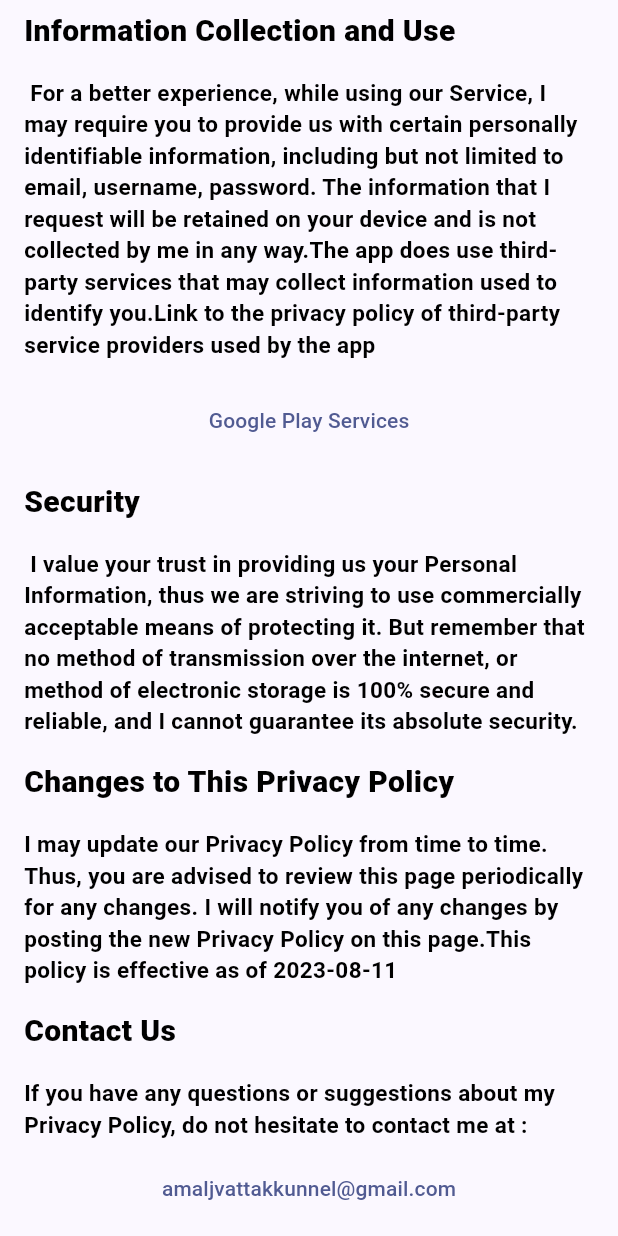
After one commit to amaljosev/habit_app, a Flutter app: the ScreenPrivacy screen opened directly, scrolled down 397 dp, after a tap on "amaljvattakkunnel@gmail.com", on a phone screen of 412 x 824 dp. The commit adds this screen. Run offline on Flutter 3.47's test engine with Material 2 defaults, Android fonts, the phone set to English and light mode, and no system bars; our stand-ins replace circular_countdown_timer, curved_navigation_bar, email_validator, fl_chart, flutter_rating_bar, flutter_svg and 11 more; missing offline and left inert: selector_wheel; accounts and stored records are empty.

Commit message:
privacy and terms completed

```diff
--- /dev/null
+++ b/lib/screens/bottom_navigation.dart/help/screenprivacypolicy.dart
@@ -0,0 +1,189 @@
+import 'package:flutter/material.dart';
+import 'package:google_fonts/google_fonts.dart';
+
+
+class ScreenPrivacy extends StatelessWidget {
+  const ScreenPrivacy({super.key});
+
+  @override
+  Widget build(BuildContext context) {
+    return SafeArea(
+      child: Scaffold(
+        body: SingleChildScrollView(
+          child: Padding(
+            padding: const EdgeInsets.all(8.0),
+            child: Column(
+              children: [
+                Row(
+                  children: [
+                    Card(
+                      child: IconButton(
+                        onPressed: () {
+                          Navigator.of(context).pop();
+                        },
+                        icon: const Icon(
+                          Icons.arrow_back_ios_rounded,
+                          size: 20,
+                        ),
+                      ),
+                    ),
+                    Padding(
+                      padding: const EdgeInsets.all(8.0),
+                      child: Text(
+                        'Privacy Policy',
+                        style: GoogleFonts.comicNeue(
+                          fontWeight: FontWeight.w800,
+                          fontSize: 20,
+                          color: Colors.black,
+                        ),
+                      ),
+                    ),
+                  ],
+                ),
+                Padding(
+                  padding: const EdgeInsets.all(8.0),
+                  child: Text(
+                    ''' Amal Jose built the My Habits app as a Free app. This SERVICE is provided by Amal Jose at no cost and is intended for use as is.This page is used to inform visitors regarding my policies with the collection, use, and disclosure of Personal Information if anyone decided to use my Service.If you choose to use my Service, then you agree to the collection and use of information in relation to this policy. The Personal Information that I collect is used for providing and improving the Service. I will not use or share your information with anyone except as described in this Privacy Policy.The terms used in this Privacy Policy have the same meanings as in our Terms and Conditions, which are accessible at My Habits unless otherwise defined in this Privacy Policy. ''',
+                    style: GoogleFonts.gideonRoman(
+                      fontWeight: FontWeight.bold,
+                      fontSize: 15,
+                      color: Colors.black,
+                    ),
+                  ),
+                ),
+                Row(
+                  children: [
+                    Padding(
+                      padding: const EdgeInsets.all(8.0),
+                      child: Text(
+                        'Information Collection and Use',
+                        style: GoogleFonts.comicNeue(
+                          fontWeight: FontWeight.w800,
+                          fontSize: 20,
+                          color: Colors.black,
+                        ),
+                      ),
+                    ),
+                  ],
+                ),
+                Padding(
+                  padding: const EdgeInsets.all(8.0),
+                  child: Text(
+                    ''' For a better experience, while using our Service, I may require you to provide us with certain personally identifiable information, including but not limited to email, username, password. The information that I request will be retained on your device and is not collected by me in any way.The app does use third-party services that may collect information used to identify you.Link to the privacy policy of third-party service providers used by the app''',
+                    style: GoogleFonts.gideonRoman(
+                      fontWeight: FontWeight.bold,
+                      fontSize: 15,
+                      color: Colors.black,
+                    ),
+                  ),
+                ),
+                Padding(
+                  padding: const EdgeInsets.all(8.0),
+                  child: TextButton(
+                    onPressed: () {},
+                    child: const Text('Google Play Services'),
+                  ),
+                ),
+                Row(
+                  children: [
+                    Padding(
+                      padding: const EdgeInsets.all(8.0),
+                      child: Text(
+                        'Security',
+                        style: GoogleFonts.comicNeue(
+                          fontWeight: FontWeight.w800,
+                          fontSize: 20,
+                          color: Colors.black,
+                        ),
+                      ),
+                    ),
+                  ],
+                ),
+                Padding(
+                  padding: const EdgeInsets.all(8.0),
+                  child: Text(
+                    ''' I value your trust in providing us your Personal Information, thus we are striving to use commercially acceptable means of protecting it. But remember that no method of transmission over the internet, or method of electronic storage is 100% secure and reliable, and I cannot guarantee its absolute security.''',
+                    style: GoogleFonts.gideonRoman(
+                      fontWeight: FontWeight.bold,
+                      fontSize: 15,
+                      color: Colors.black,
+                    ),
+                  ),
+                ),
+                Row(
+                  children: [
+                    Padding(
+                      padding: const EdgeInsets.all(8.0),
+                      child: Text(
+                        'Changes to This Privacy Policy',
+                        style: GoogleFonts.comicNeue(
+                          fontWeight: FontWeight.w800,
+                          fontSize: 20,
+                          color: Colors.black,
+                        ),
+                      ),
+                    ),
+                  ],
+                ),
+                Padding(
+                  padding: const EdgeInsets.all(8.0),
+                  child: Text(
+                    '''I may update our Privacy Policy from time to time. Thus, you are advised to review this page periodically for any changes. I will notify you of any changes by posting the new Privacy Policy on this page.This policy is effective as of 2023-08-11''',
+                    style: GoogleFonts.gideonRoman(
+                      fontWeight: FontWeight.bold,
+                      fontSize: 15,
+                      color: Colors.black,
+                    ),
+                  ),
+                ),
+                Row(
+                  children: [
+                    Padding(
+                      padding: const EdgeInsets.all(8.0),
+                      child: Text(
+                        'Contact Us',
+                        style: GoogleFonts.comicNeue(
+                          fontWeight: FontWeight.w800,
+                          fontSize: 20,
+                          color: Colors.black,
+                        ),
+                      ),
+                    ),
+                  ],
+                ),
+                Padding(
+                  padding: const EdgeInsets.all(8.0),
+                  child: Text(
+                    '''If you have any questions or suggestions about my Privacy Policy, do not hesitate to contact me at :''',
+                    style: GoogleFonts.gideonRoman(
+                      fontWeight: FontWeight.bold,
+                      fontSize: 15,
+                      color: Colors.black,
+                    ),
+                  ),
+                ),
+                TextButton(onPressed: (){
+                  // launchEmail();
+                }, child: Text('amaljvattakkunnel@gmail.com'),),
+              ],
+            ),
+          ),
+        ),
+      ),
+    );
+  }
+  // launchEmail() async {
+  //   final Uri emailLaunchUri = Uri(
+  //     scheme: 'mailto',
+  //     path: 'amaljvattakkunnel@gmail.com',
+  //     queryParameters: {'subject': 'Question or Suggestion'},  // You can also specify a subject
+  //   );
+
+  //   if (await canLaunch(emailLaunchUri.toString())) {
+  //     await launch(emailLaunchUri.toString());
+  //   } else {
+  //     throw 'Could not launch email client';
+  //   }
+  // }
+
+}
--- a/lib/screens/user/edit_user.dart
+++ b/lib/screens/user/edit_user.dart
@@ -76,8 +76,7 @@ class _EditUserState extends State<EditUser> {
   @override
   Widget build(BuildContext context) {
     return Scaffold(
-      body: SingleChildScrollView(
-        child: Container(
+      body: Container(
         width: MediaQuery.of(context).size.width,
         height: MediaQuery.of(context).size.height,
         decoration: const BoxDecoration(
@@ -87,6 +86,7 @@ class _EditUserState extends State<EditUser> {
           ),
         ),
         child: SafeArea(
+          child: SingleChildScrollView(
             child: Column(
               mainAxisAlignment: MainAxisAlignment.end,
               children: [
--- a/pubspec.yaml
+++ b/pubspec.yaml
@@ -48,6 +48,7 @@ dependencies:
   stop_watch_timer: ^3.0.1
   table_calendar: ^3.0.8
   toggle_switch: ^2.1.0
+
   video_player: ^2.7.0
   weekday_selector: ^1.1.0
 
```
Also changed, not shown: lib/screens/bottom_navigation.dart/help/screen_terms_conditions.dart (added, +79 -0 lines), lib/screens/bottom_navigation.dart/widget_categories.dart (+7 -2 lines), lib/screens/bottom_navigation.dart/widget_me.dart (+34 -18 lines). Lines whose indentation alone changed are shown as unchanged.
